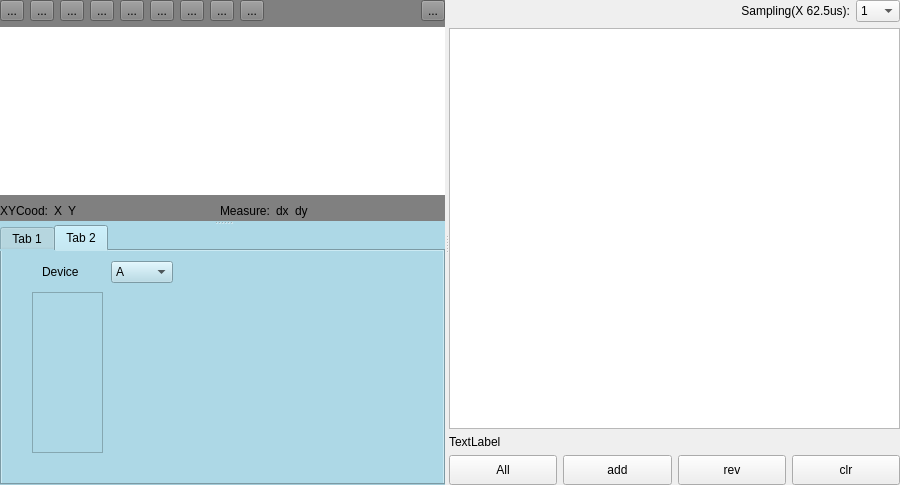
The window that Libs/PlotUnit/PlotUnitGraph/plotunitgraph129.ui (tiangaomingjing/ServoDriveTech) describes before a commit, drawn with Qt 5.
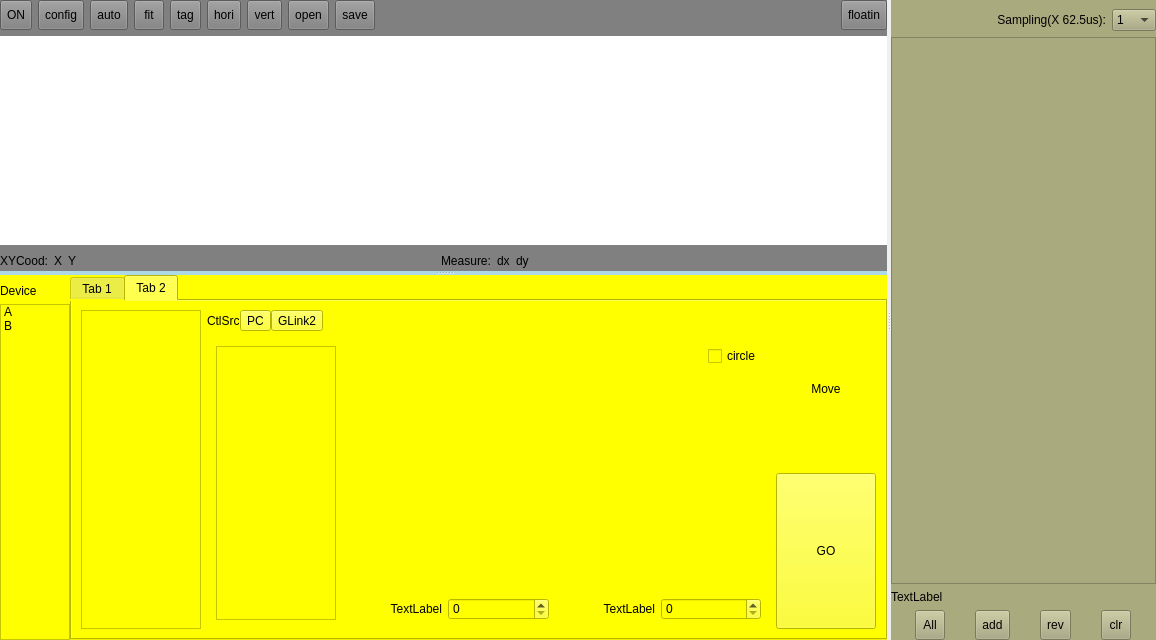
The same window after the commit. The open tabs and pages were chosen to show the change.

```diff
--- a/Libs/PlotUnit/PlotUnitGraph/plotunitgraph129.ui
+++ b/Libs/PlotUnit/PlotUnitGraph/plotunitgraph129.ui
@@ -6,17 +6,14 @@
    <rect>
     <x>0</x>
     <y>0</y>
-    <width>900</width>
-    <height>485</height>
+    <width>1156</width>
+    <height>640</height>
    </rect>
   </property>
   <property name="windowTitle">
    <string>Form</string>
   </property>
   <layout class="QVBoxLayout" name="verticalLayout_3">
-   <property name="spacing">
-    <number>0</number>
-   </property>
    <property name="leftMargin">
     <number>0</number>
    </property>
@@ -34,15 +31,23 @@
      <property name="orientation">
       <enum>Qt::Horizontal</enum>
      </property>
-     <widget class="QSplitter" name="splitter">
-      <property name="orientation">
-       <enum>Qt::Vertical</enum>
-      </property>
-      <widget class="QWidget" name="widget" native="true">
+     <widget class="QWidget" name="widget_plotGraph_left" native="true">
        <property name="styleSheet">
         <string notr="true">background-color:lightblue;</string>
        </property>
        <layout class="QVBoxLayout" name="verticalLayout">
+       <property name="leftMargin">
+        <number>0</number>
+       </property>
+       <property name="topMargin">
+        <number>0</number>
+       </property>
+       <property name="rightMargin">
+        <number>0</number>
+       </property>
+       <property name="bottomMargin">
+        <number>0</number>
+       </property>
         <item>
          <widget class="QSplitter" name="splitter_2">
           <property name="orientation">
@@ -56,65 +61,119 @@
             <item>
              <layout class="QHBoxLayout" name="horizontalLayout_2">
               <item>
-               <widget class="QToolButton" name="toolButton">
+              <widget class="QToolButton" name="tbtn_plot_startSampling">
+               <property name="minimumSize">
+                <size>
+                 <width>30</width>
+                 <height>30</height>
+                </size>
+               </property>
                 <property name="text">
-                 <string>...</string>
+                <string>ON</string>
                 </property>
                </widget>
               </item>
               <item>
-               <widget class="QToolButton" name="toolButton_3">
+              <widget class="QToolButton" name="tbtn_plot_config">
+               <property name="minimumSize">
+                <size>
+                 <width>30</width>
+                 <height>30</height>
+                </size>
+               </property>
                 <property name="text">
-                 <string>...</string>
+                <string>config</string>
                 </property>
                </widget>
               </item>
               <item>
-               <widget class="QToolButton" name="toolButton_6">
+              <widget class="QToolButton" name="tbtn_plot_auto">
+               <property name="minimumSize">
+                <size>
+                 <width>30</width>
+                 <height>30</height>
+                </size>
+               </property>
                 <property name="text">
-                 <string>...</string>
+                <string>auto</string>
                 </property>
                </widget>
               </item>
               <item>
-               <widget class="QToolButton" name="toolButton_5">
+              <widget class="QToolButton" name="tbtn_plot_fit">
+               <property name="minimumSize">
+                <size>
+                 <width>30</width>
+                 <height>30</height>
+                </size>
+               </property>
                 <property name="text">
-                 <string>...</string>
+                <string>fit</string>
                 </property>
                </widget>
               </item>
               <item>
-               <widget class="QToolButton" name="toolButton_4">
+              <widget class="QToolButton" name="tbtn_plot_tag">
+               <property name="minimumSize">
+                <size>
+                 <width>30</width>
+                 <height>30</height>
+                </size>
+               </property>
                 <property name="text">
-                 <string>...</string>
+                <string>tag</string>
                 </property>
                </widget>
               </item>
               <item>
-               <widget class="QToolButton" name="toolButton_7">
+              <widget class="QToolButton" name="tbtn_plot_mea_horizontal">
+               <property name="minimumSize">
+                <size>
+                 <width>30</width>
+                 <height>30</height>
+                </size>
+               </property>
                 <property name="text">
-                 <string>...</string>
+                <string>hori</string>
                 </property>
                </widget>
               </item>
               <item>
-               <widget class="QToolButton" name="toolButton_9">
+              <widget class="QToolButton" name="tbtn_plot_mea_vertical">
+               <property name="minimumSize">
+                <size>
+                 <width>30</width>
+                 <height>30</height>
+                </size>
+               </property>
                 <property name="text">
-                 <string>...</string>
+                <string>vert</string>
                 </property>
                </widget>
               </item>
               <item>
-               <widget class="QToolButton" name="toolButton_10">
+              <widget class="QToolButton" name="tbtn_plot_open">
+               <property name="minimumSize">
+                <size>
+                 <width>30</width>
+                 <height>30</height>
+                </size>
+               </property>
                 <property name="text">
-                 <string>...</string>
+                <string>open</string>
                 </property>
                </widget>
               </item>
               <item>
-               <widget class="QToolButton" name="toolButton_8">
+              <widget class="QToolButton" name="tbtn_plot_save">
+               <property name="minimumSize">
+                <size>
+                 <width>30</width>
+                 <height>30</height>
+                </size>
+               </property>
                 <property name="text">
-                 <string>...</string>
+                <string>save</string>
                 </property>
                </widget>
               </item>
@@ -132,9 +191,15 @@
                </spacer>
               </item>
               <item>
-               <widget class="QToolButton" name="toolButton_2">
+              <widget class="QToolButton" name="tbtn_plot_floatin">
+               <property name="minimumSize">
+                <size>
+                 <width>30</width>
+                 <height>30</height>
+                </size>
+               </property>
                 <property name="text">
-                 <string>...</string>
+                <string>floatin</string>
                 </property>
                </widget>
               </item>
@@ -228,6 +293,75 @@
             </item>
            </layout>
           </widget>
+         <widget class="QWidget" name="widget_plot_down" native="true">
+          <property name="styleSheet">
+           <string notr="true">background-color:yellow;</string>
+          </property>
+          <layout class="QHBoxLayout" name="horizontalLayout_19" stretch="1,20">
+           <property name="spacing">
+            <number>0</number>
+           </property>
+           <property name="leftMargin">
+            <number>0</number>
+           </property>
+           <property name="topMargin">
+            <number>0</number>
+           </property>
+           <property name="rightMargin">
+            <number>0</number>
+           </property>
+           <property name="bottomMargin">
+            <number>0</number>
+           </property>
+           <item>
+            <widget class="QWidget" name="widget_6" native="true">
+             <property name="minimumSize">
+              <size>
+               <width>0</width>
+               <height>0</height>
+              </size>
+             </property>
+             <layout class="QVBoxLayout" name="verticalLayout_13">
+              <property name="leftMargin">
+               <number>0</number>
+              </property>
+              <property name="rightMargin">
+               <number>0</number>
+              </property>
+              <property name="bottomMargin">
+               <number>0</number>
+              </property>
+              <item>
+               <widget class="QLabel" name="label_plot_device">
+                <property name="text">
+                 <string>Device</string>
+                </property>
+               </widget>
+              </item>
+              <item>
+               <widget class="QListWidget" name="listWidget_plot_device">
+                <item>
+                 <property name="text">
+                  <string>A</string>
+                 </property>
+                 <property name="textAlignment">
+                  <set>AlignLeading|AlignVCenter</set>
+                 </property>
+                </item>
+                <item>
+                 <property name="text">
+                  <string>B</string>
+                 </property>
+                 <property name="textAlignment">
+                  <set>AlignLeading|AlignVCenter</set>
+                 </property>
+                </item>
+               </widget>
+              </item>
+             </layout>
+            </widget>
+           </item>
+           <item>
           <widget class="QTabWidget" name="tabWidget">
            <property name="currentIndex">
             <number>1</number>
@@ -618,58 +752,221 @@
             <attribute name="title">
              <string>Tab 2</string>
             </attribute>
+              <layout class="QHBoxLayout" name="horizontalLayout_15" stretch="0,1,0">
+               <item>
             <widget class="QListWidget" name="listWidget">
-             <property name="geometry">
-              <rect>
-               <x>30</x>
-               <y>41</y>
-               <width>71</width>
-               <height>161</height>
-              </rect>
-             </property>
-            </widget>
-            <widget class="QWidget" name="">
-             <property name="geometry">
-              <rect>
-               <x>40</x>
-               <y>10</y>
-               <width>131</width>
-               <height>22</height>
-              </rect>
-             </property>
-             <layout class="QHBoxLayout" name="horizontalLayout_4">
+                 <property name="minimumSize">
+                  <size>
+                   <width>100</width>
+                   <height>0</height>
+                  </size>
+                 </property>
+                 <property name="maximumSize">
+                  <size>
+                   <width>120</width>
+                   <height>16777215</height>
+                  </size>
+                 </property>
+                </widget>
+               </item>
+               <item>
+                <layout class="QVBoxLayout" name="verticalLayout_7">
+                 <item>
+                  <layout class="QHBoxLayout" name="horizontalLayout_14">
+                   <property name="spacing">
+                    <number>0</number>
+                   </property>
               <item>
-               <widget class="QLabel" name="label_9">
+                    <widget class="QLabel" name="label_12">
                 <property name="text">
-                 <string>Device</string>
+                      <string>CtlSrc</string>
                 </property>
                </widget>
               </item>
               <item>
-               <widget class="QComboBox" name="comboBox_3">
+                    <widget class="QToolButton" name="toolButton_12">
+                     <property name="text">
+                      <string>PC</string>
+                     </property>
+                    </widget>
+                   </item>
                 <item>
+                    <widget class="QToolButton" name="toolButton_13">
                  <property name="text">
-                  <string>A</string>
-                 </property>
+                      <string>GLink2</string>
+                     </property>
+                    </widget>
                 </item>
                 <item>
+                    <spacer name="horizontalSpacer_4">
+                     <property name="orientation">
+                      <enum>Qt::Horizontal</enum>
+                     </property>
+                     <property name="sizeHint" stdset="0">
+                      <size>
+                       <width>40</width>
+                       <height>20</height>
+                      </size>
+                     </property>
+                    </spacer>
+                   </item>
+                  </layout>
+                 </item>
+                 <item>
+                  <widget class="QStackedWidget" name="stackedWidget_2">
+                   <property name="currentIndex">
+                    <number>1</number>
+                   </property>
+                   <widget class="QWidget" name="page_3"/>
+                   <widget class="QWidget" name="page_4">
+                    <layout class="QHBoxLayout" name="horizontalLayout_18" stretch="0,1">
+                     <item>
+                      <widget class="QListWidget" name="listWidget_2">
+                       <property name="maximumSize">
+                        <size>
+                         <width>120</width>
+                         <height>16777215</height>
+                        </size>
+                       </property>
+                      </widget>
+                     </item>
+                     <item>
+                      <layout class="QVBoxLayout" name="verticalLayout_12">
+                       <item>
+                        <layout class="QHBoxLayout" name="horizontalLayout_16">
+                         <item>
+                          <spacer name="horizontalSpacer_5">
+                           <property name="orientation">
+                            <enum>Qt::Horizontal</enum>
+                           </property>
+                           <property name="sizeHint" stdset="0">
+                            <size>
+                             <width>40</width>
+                             <height>20</height>
+                            </size>
+                           </property>
+                          </spacer>
+                         </item>
+                         <item>
+                          <widget class="QCheckBox" name="checkBox">
                  <property name="text">
-                  <string>B</string>
-                 </property>
-                </item>
-               </widget>
-              </item>
-             </layout>
-            </widget>
-           </widget>
-          </widget>
+                            <string>circle</string>
+                           </property>
+                          </widget>
+                         </item>
+                        </layout>
+                       </item>
+                       <item>
+                        <widget class="QStackedWidget" name="stackedWidget_3">
+                         <widget class="QWidget" name="page_5"/>
+                         <widget class="QWidget" name="page_6"/>
+                        </widget>
+                       </item>
+                       <item>
+                        <layout class="QHBoxLayout" name="horizontalLayout_17">
+                         <item>
+                          <widget class="QLabel" name="label_14">
+                           <property name="text">
+                            <string>TextLabel</string>
+                           </property>
+                           <property name="alignment">
+                            <set>Qt::AlignRight|Qt::AlignTrailing|Qt::AlignVCenter</set>
+                           </property>
+                          </widget>
+                         </item>
+                         <item>
+                          <widget class="QSpinBox" name="spinBox"/>
+                         </item>
+                         <item>
+                          <widget class="QLabel" name="label_15">
+                           <property name="text">
+                            <string>TextLabel</string>
+                           </property>
+                           <property name="alignment">
+                            <set>Qt::AlignRight|Qt::AlignTrailing|Qt::AlignVCenter</set>
+                           </property>
+                          </widget>
+                         </item>
+                         <item>
+                          <widget class="QSpinBox" name="spinBox_2"/>
+                         </item>
+                        </layout>
+                       </item>
+                      </layout>
+                     </item>
+                    </layout>
+                   </widget>
+                  </widget>
+                 </item>
+                </layout>
+               </item>
+               <item>
+                <layout class="QVBoxLayout" name="verticalLayout_10">
+                 <item>
+                  <layout class="QHBoxLayout" name="hlayout_processBars"/>
+                 </item>
+                 <item>
+                  <layout class="QVBoxLayout" name="verticalLayout_9">
+                   <item>
+                    <widget class="QLabel" name="label_13">
+                     <property name="text">
+                      <string>Move</string>
+                     </property>
+                     <property name="alignment">
+                      <set>Qt::AlignCenter</set>
+                     </property>
+                    </widget>
+                   </item>
+                   <item>
+                    <widget class="QToolButton" name="tbtn_plot_servoGoMotion">
+                     <property name="sizePolicy">
+                      <sizepolicy hsizetype="Preferred" vsizetype="Preferred">
+                       <horstretch>0</horstretch>
+                       <verstretch>0</verstretch>
+                      </sizepolicy>
+                     </property>
+                     <property name="minimumSize">
+                      <size>
+                       <width>100</width>
+                       <height>100</height>
+                      </size>
+                     </property>
+                     <property name="text">
+                      <string>GO</string>
+                     </property>
          </widget>
         </item>
        </layout>
-      </widget>
-     </widget>
-     <widget class="QWidget" name="widget_2" native="true">
+                 </item>
+                </layout>
+               </item>
+              </layout>
+             </widget>
+            </widget>
+           </item>
+          </layout>
+         </widget>
+        </widget>
+       </item>
+      </layout>
+     </widget>
+     <widget class="QWidget" name="widget_plotGraph_right" native="true">
+      <property name="styleSheet">
+       <string notr="true">background-color: rgb(170, 170, 127);</string>
+      </property>
       <layout class="QVBoxLayout" name="verticalLayout_5">
+       <property name="leftMargin">
+        <number>0</number>
+       </property>
+       <property name="topMargin">
+        <number>9</number>
+       </property>
+       <property name="rightMargin">
+        <number>0</number>
+       </property>
+       <property name="bottomMargin">
+        <number>0</number>
+       </property>
        <item>
         <layout class="QHBoxLayout" name="horizontalLayout_6" stretch="1,0">
          <item>
@@ -757,7 +1054,7 @@
        <item>
         <layout class="QHBoxLayout" name="horizontalLayout_5">
          <item>
-          <widget class="QPushButton" name="pushButton_6">
+          <widget class="QToolButton" name="tbtn_plot_curveAll">
            <property name="minimumSize">
             <size>
              <width>30</width>
@@ -770,7 +1067,7 @@
           </widget>
          </item>
          <item>
-          <widget class="QPushButton" name="pushButton_7">
+          <widget class="QToolButton" name="tbtn_plot_curveAdd">
            <property name="minimumSize">
             <size>
              <width>30</width>
@@ -783,7 +1080,7 @@
           </widget>
          </item>
          <item>
-          <widget class="QPushButton" name="pushButton_8">
+          <widget class="QToolButton" name="tbtn_plot_curveRemove">
            <property name="minimumSize">
             <size>
              <width>30</width>
@@ -796,7 +1093,7 @@
           </widget>
          </item>
          <item>
-          <widget class="QPushButton" name="pushButton_9">
+          <widget class="QToolButton" name="tbtn_plot_curveClear">
            <property name="minimumSize">
             <size>
              <width>30</width>
```
Left out of the diff: 55 changed lines with no effect on the pictures. Lines whose indentation alone changed are shown as unchanged.
